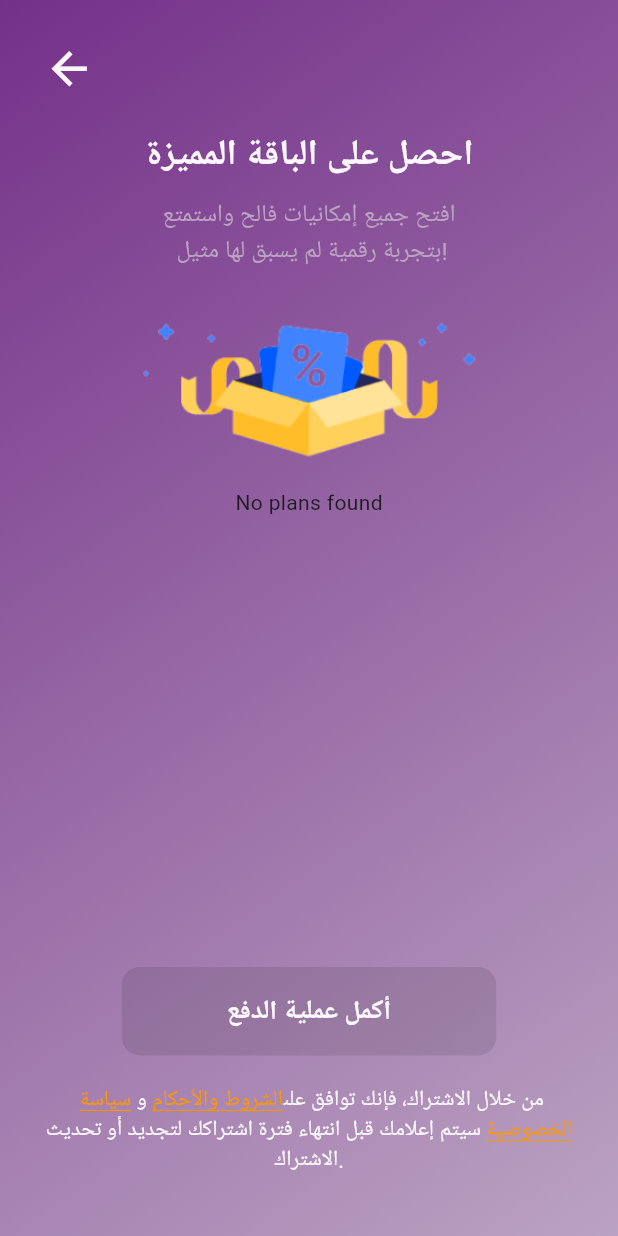
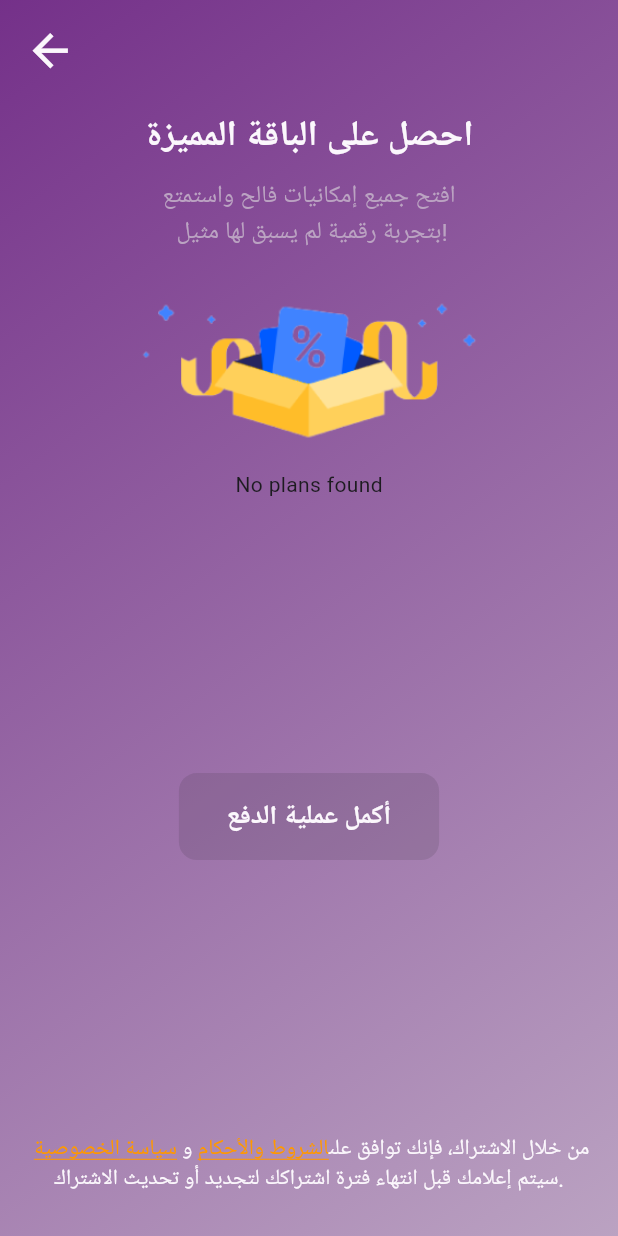
Before and after one commit to HeshamBarahim/Falih-repo, a Flutter app: the SubscriptionPlansScreen screen opened directly, on a phone screen of 412 x 824 dp. Run offline on Flutter 3.47's test engine with Material 3 defaults, Android fonts, the phone set to English and light mode, and no system bars; our stand-ins replace cached_network_image, carousel_slider, cloud_firestore, connectivity_plus, firebase_auth, firebase_core and 12 more; accounts and stored records are empty.

```diff
--- a/lib/src/screens/subscription_plans/subscription_plans_screen.dart
+++ b/lib/src/screens/subscription_plans/subscription_plans_screen.dart
@@ -26,7 +26,6 @@ class SubscriptionPlansScreen extends StatelessWidget {
       canPop: false,
       onPopInvokedWithResult: (didPop, result) {
         if (!didPop) {
-          // Navigate to the menu screen when the user tries to pop
           Get.back();
         }
       },
@@ -34,7 +33,7 @@ class SubscriptionPlansScreen extends StatelessWidget {
         body: Container(
           decoration: const BoxDecoration(gradient: secondaryBackgroundColor_2),
           child: Padding(
-            padding: EdgeInsets.all(SizeConfig.screenWidth! * 0.05),
+            padding: const EdgeInsets.all(8),
             child: Column(
               crossAxisAlignment: CrossAxisAlignment.start,
               children: [
@@ -65,11 +64,10 @@ class SubscriptionPlansScreen extends StatelessWidget {
                   () => Center(
                     child: ElevatedButton(
                       style: ElevatedButton.styleFrom(
-                        // was primary change it to primary
                         backgroundColor: AppColors.mainColor,
-                        padding: EdgeInsets.symmetric(
-                          horizontal: SizeConfig.screenWidth! * 0.17,
-                          vertical: SizeConfig.screenHeight! * 0.02,
+                        padding: const EdgeInsets.symmetric(
+                          horizontal: 32,
+                          vertical: 16,
                         ),
                         shape: RoundedRectangleBorder(
                           borderRadius: BorderRadius.circular(
@@ -92,10 +90,7 @@ class SubscriptionPlansScreen extends StatelessWidget {
                     ),
                   ),
                 ),
-
-                SizedBox(height: SizeConfig.screenHeight! * 0.024),
-                // Footer
-                // Terms and Privacy
+                const Spacer(),
                 const Footer(),
               ],
             ),
```
Also changed, not shown: lib/main.dart (+0 -10 lines), lib/src/screens/md_dialogs/md_dialogs.dart (+36 -11 lines), 1 other file.
